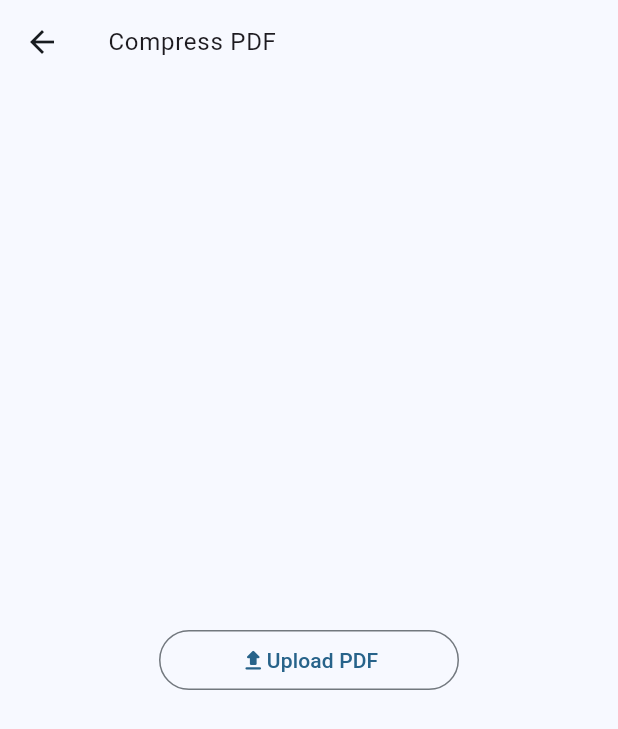
After one commit to PiyushKumar-in/pdf_con, a Flutter app: the CompressScreen screen opened directly, after a tap on "Upload PDF", on a phone screen of 412 x 824 dp. The commit adds this screen. Shown: the top 729 px of the screen. Run offline on Flutter 3.47's test engine with Material 3 defaults, Android fonts, the phone set to English and light mode, and no system bars; our stand-ins replace file_picker, google_fonts; missing offline and left inert: dart:html, download, pdf_render; network calls fail; Roboto replaces fonts that are missing (Ubuntu).

Commit message:
Completed Compression

```diff
--- /dev/null
+++ b/lib/screens/compress_screen/compress_screen.dart
@@ -0,0 +1,66 @@
+import 'package:download/download.dart';
+import 'package:file_picker/file_picker.dart';
+import 'package:flutter/material.dart';
+import 'package:http/http.dart' as http;
+import 'dart:html' as html;
+
+class CompressScreen extends StatefulWidget {
+  const CompressScreen({super.key});
+
+  @override
+  State<CompressScreen> createState() => _CompressScreenState();
+}
+
+class _CompressScreenState extends State<CompressScreen> {
+  void compressPDF() async {
+    print(html.window.location);
+    FilePickerResult? res = await FilePicker.platform.pickFiles(
+      type: FileType.custom,
+      allowMultiple: true,
+      allowedExtensions: ['pdf'],
+    );
+
+    if (res != null || res!.count == 0) {
+      for (final file in res.files) {
+        final url = Uri.parse("http://localhost/compress");
+        final req = http.MultipartRequest("POST", url);
+        req.files.add(
+          http.MultipartFile.fromBytes(
+            "file",
+            res.files[0].bytes!,
+            filename: file.name,
+          ),
+        );
+        final response = await req.send();
+        if (response.statusCode == 200) {
+          final data = await response.stream.toBytes();
+          download(Stream.fromIterable(data), "compressed_${file.name}");
+        }
+      }
+    }
+  }
+
+  @override
+  Widget build(BuildContext context) {
+    return Scaffold(
+      appBar: AppBar(
+        title: Text(
+          "Compress PDF",
+          style: Theme.of(context).textTheme.bodyLarge,
+        ),
+      ),
+      body: Center(
+        child: SizedBox(
+          width: 200,
+          child: OutlinedButton(
+            onPressed: compressPDF,
+            child: Row(
+              mainAxisAlignment: MainAxisAlignment.center,
+              children: [Icon(Icons.upload_rounded), Text("Upload PDF")],
+            ),
+          ),
+        ),
+      ),
+    );
+  }
+}
--- a/pubspec.yaml
+++ b/pubspec.yaml
@@ -38,6 +38,8 @@ dependencies:
   file_picker: ^9.2.1
   pdf_render: ^1.4.12
   image: ^4.5.3
+  http: ^1.3.0
+  download: ^1.0.1
 
 dev_dependencies:
   flutter_test:
```
Also changed, not shown: lib/screens/main_screen/main_screen.dart (+6 -1 lines), pubspec.lock, 8 other files.
